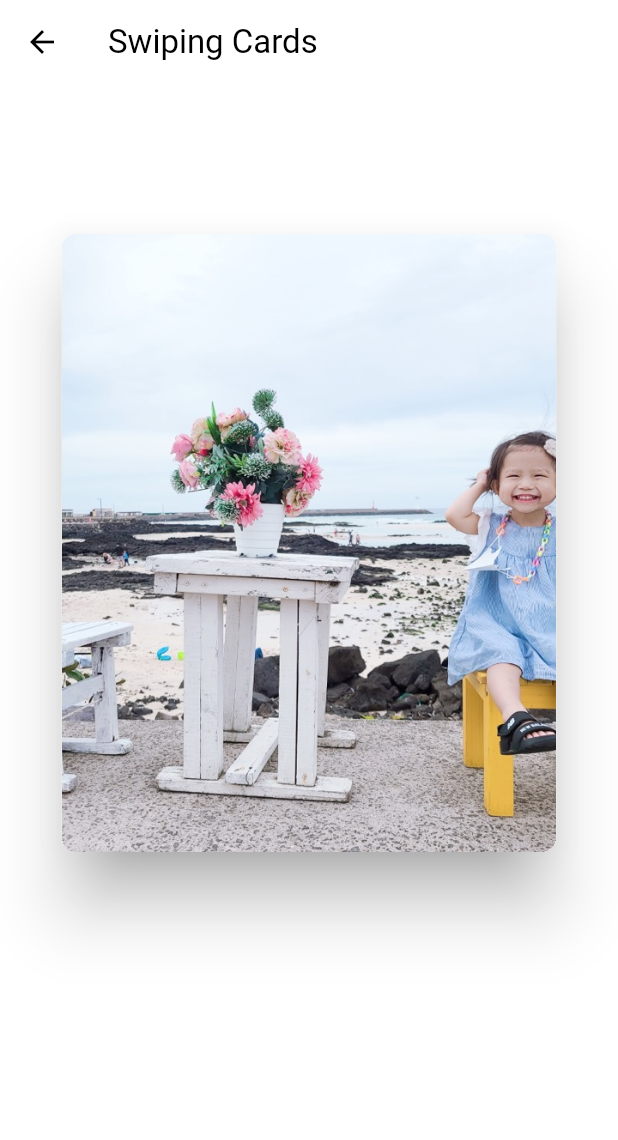
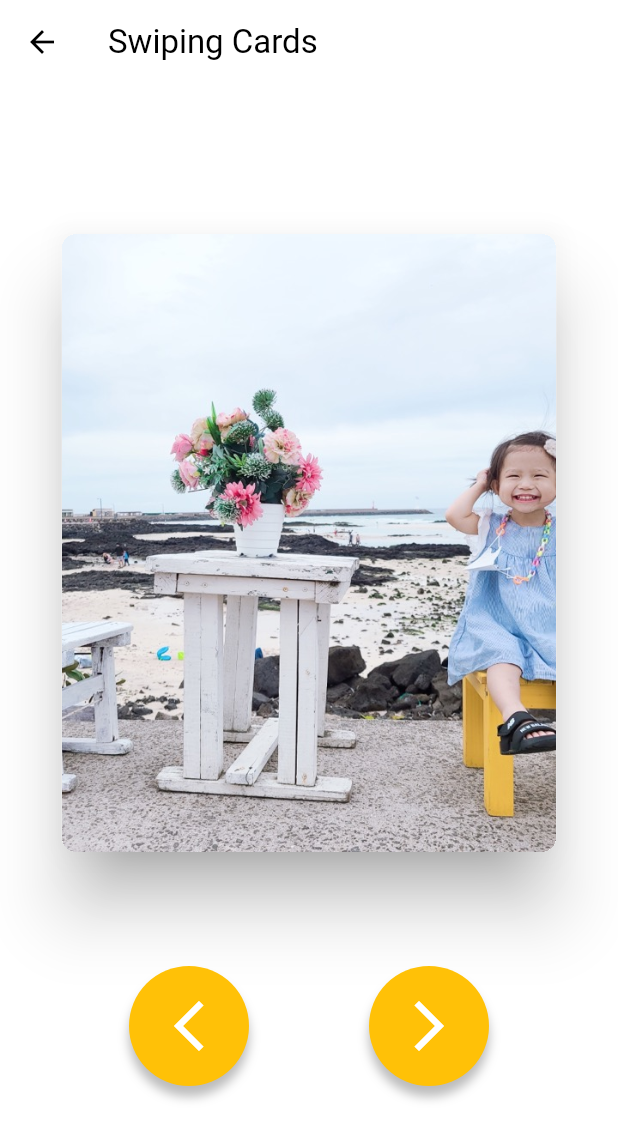
Before and after one commit to expensive-garbage/Jinwook-Song-flutter_animations, a Flutter app: the SwipingCardsScreen screen opened directly, on a phone screen of 412 x 824 dp. Shown: the top 1140 px of the screen. Run offline on Flutter 3.47's test engine with Material 2 defaults, Android fonts, the phone set to English and light mode, and no system bars.

Commit message:
swiping button

```diff
--- a/lib/screens/swiping_cards_screen.dart
+++ b/lib/screens/swiping_cards_screen.dart
@@ -31,15 +31,25 @@ class _SwipingCardsScreenState extends State<SwipingCardsScreen>
     begin: 0.8,
     end: 1.0,
   );
+  late final Tween<double> _buttonScale = Tween(
+    begin: 1.0,
+    end: 0.9,
+  );
+
+  late final ColorTween _buttonColor = ColorTween(
+    begin: Colors.amber,
+    end: Colors.pink,
+  );
 
   void _onHorizontalDragUpdate(DragUpdateDetails details) {
     _animationController.value += details.delta.dx;
   }
 
-  void _dismissCard({required bool forward}) {
+  void _dismissCard({required bool forward, int duration = 300}) {
     final factor = forward ? 1 : -1;
     _animationController
-        .animateTo((size.width + 100) * factor)
+        .animateTo((size.width + 100) * factor,
+            duration: Duration(milliseconds: duration))
         .whenComplete(() {
       _animationController.value = 0;
       _cardIndex += 1;
@@ -85,6 +95,10 @@ class _SwipingCardsScreenState extends State<SwipingCardsScreen>
 
           final scale = _scale
               .transform(_animationController.value.abs() / (size.width + 100));
+          final buttonScale = _buttonScale
+              .transform(_animationController.value.abs() / (size.width + 100));
+          final buttonColor = _buttonColor
+              .transform(_animationController.value.abs() / (size.width + 100));
 
           return Stack(
             alignment: Alignment.topCenter,
@@ -113,6 +127,78 @@ class _SwipingCardsScreenState extends State<SwipingCardsScreen>
                   ),
                 ),
               ),
+              Positioned(
+                  bottom: 100,
+                  child: Row(
+                    children: [
+                      GestureDetector(
+                        onTap: () =>
+                            _dismissCard(forward: false, duration: 300),
+                        child: Transform.scale(
+                          scale: _animationController.value.isNegative
+                              ? buttonScale
+                              : 1.0,
+                          child: Container(
+                            width: 80,
+                            height: 80,
+                            decoration: BoxDecoration(
+                              color: _animationController.value.isNegative
+                                  ? buttonColor
+                                  : Colors.amber,
+                              borderRadius: BorderRadius.circular(100),
+                              boxShadow: [
+                                BoxShadow(
+                                  color: Colors.grey.withOpacity(0.7),
+                                  blurRadius: 5.0,
+                                  spreadRadius: 0.0,
+                                  offset: const Offset(0, 7),
+                                )
+                              ],
+                            ),
+                            child: const Icon(
+                              Icons.arrow_back_ios_new_sharp,
+                              color: Colors.white,
+                              size: 40,
+                            ),
+                          ),
+                        ),
+                      ),
+                      const SizedBox(
+                        width: 80,
+                      ),
+                      GestureDetector(
+                        onTap: () => _dismissCard(forward: true, duration: 300),
+                        child: Transform.scale(
+                          scale: _animationController.value.isNegative
+                              ? 1.0
+                              : buttonScale,
+                          child: Container(
+                            width: 80,
+                            height: 80,
+                            decoration: BoxDecoration(
+                              color: _animationController.value.isNegative
+                                  ? Colors.amber
+                                  : buttonColor,
+                              borderRadius: BorderRadius.circular(100),
+                              boxShadow: [
+                                BoxShadow(
+                                  color: Colors.grey.withOpacity(0.7),
+                                  blurRadius: 5.0,
+                                  spreadRadius: 0.0,
+                                  offset: const Offset(0, 7),
+                                )
+                              ],
+                            ),
+                            child: const Icon(
+                              Icons.arrow_forward_ios_sharp,
+                              color: Colors.white,
+                              size: 40,
+                            ),
+                          ),
+                        ),
+                      ),
+                    ],
+                  ))
             ],
           );
         },
```
